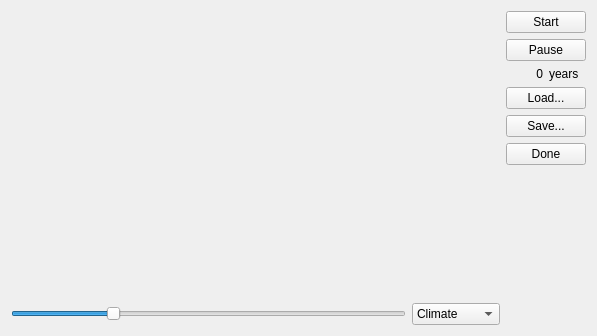
tps12/Tec-Nine, file world.ui: the form before one commit.
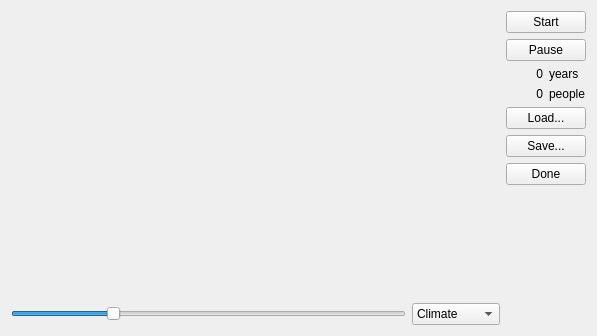
The form after the commit.

Commit message:
Show population numbers
During prehistory, savanna tiles support 35k people and other (habitable)
climates 5k. A well-populated world will peak around ~10M.

Diff of the .ui file:
```diff
--- a/world.ui
+++ b/world.ui
@@ -135,6 +135,27 @@
        </item>
       </layout>
      </item>
+     <item>
+      <layout class="QHBoxLayout" name="horizontalLayout_3">
+       <item>
+        <widget class="QLabel" name="population">
+         <property name="text">
+          <string>0</string>
+         </property>
+         <property name="alignment">
+          <set>Qt::AlignRight|Qt::AlignTrailing|Qt::AlignVCenter</set>
+         </property>
+        </widget>
+       </item>
+       <item>
+        <widget class="QLabel" name="label_3">
+         <property name="text">
+          <string>people</string>
+         </property>
+        </widget>
+       </item>
+      </layout>
+     </item>
      <item>
       <widget class="QPushButton" name="load">
        <property name="text">
```
The commit also changes 3 other files.
